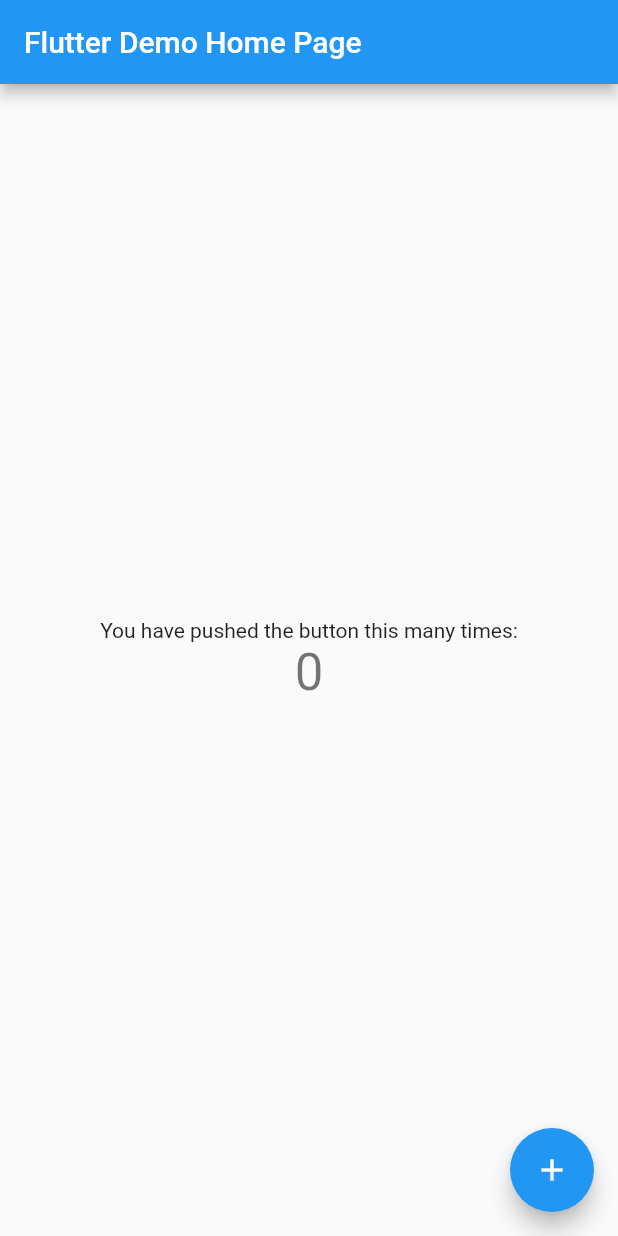
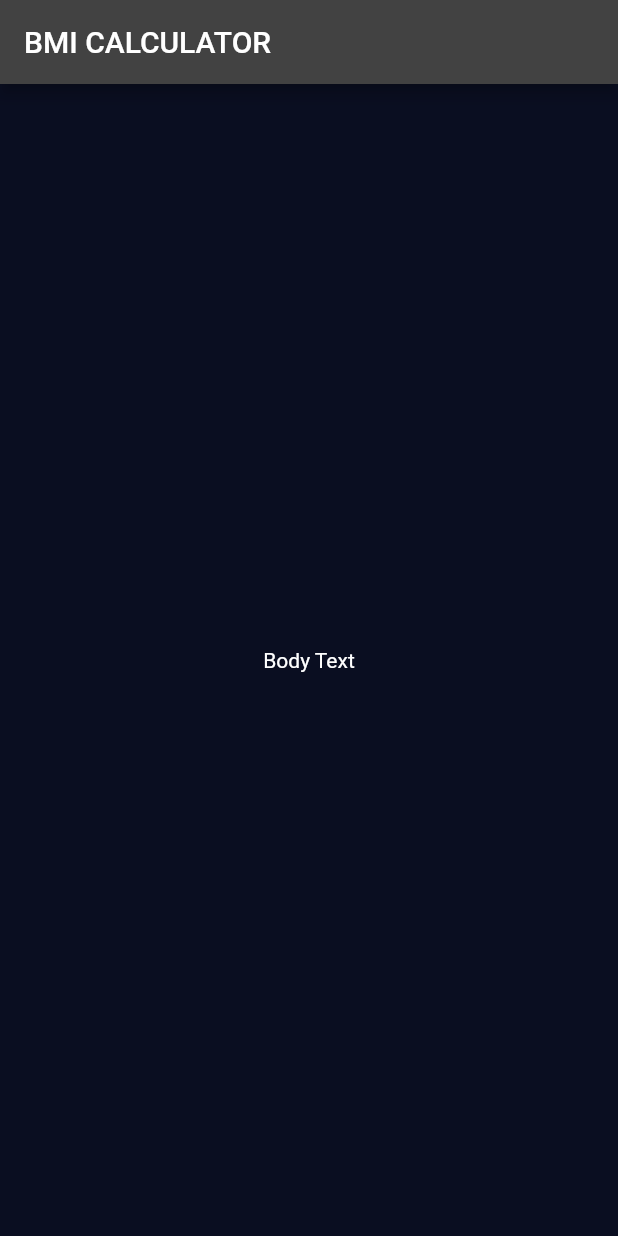
Before and after one commit to seunghonice/bmi_calculator_flutter, a Flutter app: the screen it shows after launch, on a phone screen of 412 x 824 dp. Run offline on Flutter 3.47's test engine with Material 2 defaults, Android fonts, the phone set to English and light mode, and no system bars.

Commit message:
feat: set home page

```diff
--- a/analysis_options.yaml
+++ b/analysis_options.yaml
@@ -22,8 +22,9 @@ linter:
   # `// ignore_for_file: name_of_lint` syntax on the line or in the file
   # producing the lint.
   rules:
-    # avoid_print: false  # Uncomment to disable the `avoid_print` rule
-    # prefer_single_quotes: true  # Uncomment to enable the `prefer_single_quotes` rule
+     avoid_print: false  # Uncomment to disable the `avoid_print` rule
+     prefer_single_quotes: true  # Uncomment to enable the `prefer_single_quotes` rule
+     prefer_const_constructors: false
 
 # Additional information about this file can be found at
 # https://dart.dev/guides/language/analysis-options
--- a/lib/main.dart
+++ b/lib/main.dart
@@ -1,115 +1,50 @@
 import 'package:flutter/material.dart';
 
 void main() {
-  runApp(const MyApp());
+  runApp(BMICalculator());
 }
 
-class MyApp extends StatelessWidget {
-  const MyApp({Key? key}) : super(key: key);
+class BMICalculator extends StatelessWidget {
+  const BMICalculator({Key? key}) : super(key: key);
 
-  // This widget is the root of your application.
   @override
   Widget build(BuildContext context) {
     return MaterialApp(
-      title: 'Flutter Demo',
-      theme: ThemeData(
-        // This is the theme of your application.
-        //
-        // Try running your application with "flutter run". You'll see the
-        // application has a blue toolbar. Then, without quitting the app, try
-        // changing the primarySwatch below to Colors.green and then invoke
-        // "hot reload" (press "r" in the console where you ran "flutter run",
-        // or simply save your changes to "hot reload" in a Flutter IDE).
-        // Notice that the counter didn't reset back to zero; the application
-        // is not restarted.
-        primarySwatch: Colors.blue,
+      theme: ThemeData.dark().copyWith(
+        primaryColor: Color(0xFF0A0E21),
+        scaffoldBackgroundColor: Color(0xFF0A0E21),
       ),
-      home: const MyHomePage(title: 'Flutter Demo Home Page'),
+      home: InputPage(),
     );
   }
 }
 
-class MyHomePage extends StatefulWidget {
-  const MyHomePage({Key? key, required this.title}) : super(key: key);
-
-  // This widget is the home page of your application. It is stateful, meaning
-  // that it has a State object (defined below) that contains fields that affect
-  // how it looks.
-
-  // This class is the configuration for the state. It holds the values (in this
-  // case the title) provided by the parent (in this case the App widget) and
-  // used by the build method of the State. Fields in a Widget subclass are
-  // always marked "final".
-
-  final String title;
+class InputPage extends StatefulWidget {
+  const InputPage({Key? key}) : super(key: key);
 
   @override
-  State<MyHomePage> createState() => _MyHomePageState();
+  State<InputPage> createState() => _InputPageState();
 }
 
-class _MyHomePageState extends State<MyHomePage> {
-  int _counter = 0;
+class _InputPageState extends State<InputPage> {
+  @override
+  Widget build(BuildContext context) {
+    return Scaffold(
+      appBar: AppBar(
+        title: Text('BMI CALCULATOR'),
+      ),
+      body: Center(
+        child: Text('Body Text'),
+      ),
+    );
+  }
+}
 
-  void _incrementCounter() {
-    setState(() {
-      // This call to setState tells the Flutter framework that something has
-      // changed in this State, which causes it to rerun the build method below
-      // so that the display can reflect the updated values. If we changed
-      // _counter without calling setState(), then the build method would not be
-      // called again, and so nothing would appear to happen.
-      _counter++;
-    });
-  }
+class MyTheme extends StatelessWidget {
+  const MyTheme({Key? key}) : super(key: key);
 
   @override
   Widget build(BuildContext context) {
-    // This method is rerun every time setState is called, for instance as done
-    // by the _incrementCounter method above.
-    //
-    // The Flutter framework has been optimized to make rerunning build methods
-    // fast, so that you can just rebuild anything that needs updating rather
-    // than having to individually change instances of widgets.
-    return Scaffold(
-      appBar: AppBar(
-        // Here we take the value from the MyHomePage object that was created by
-        // the App.build method, and use it to set our appbar title.
-        title: Text(widget.title),
-      ),
-      body: Center(
-        // Center is a layout widget. It takes a single child and positions it
-        // in the middle of the parent.
-        child: Column(
-          // Column is also a layout widget. It takes a list of children and
-          // arranges them vertically. By default, it sizes itself to fit its
-          // children horizontally, and tries to be as tall as its parent.
-          //
-          // Invoke "debug painting" (press "p" in the console, choose the
-          // "Toggle Debug Paint" action from the Flutter Inspector in Android
-          // Studio, or the "Toggle Debug Paint" command in Visual Studio Code)
-          // to see the wireframe for each widget.
-          //
-          // Column has various properties to control how it sizes itself and
-          // how it positions its children. Here we use mainAxisAlignment to
-          // center the children vertically; the main axis here is the vertical
-          // axis because Columns are vertical (the cross axis would be
-          // horizontal).
-          mainAxisAlignment: MainAxisAlignment.center,
-          children: <Widget>[
-            const Text(
-              'You have pushed the button this many times:',
-            ),
-            Text(
-              '$_counter',
-              style: Theme.of(context).textTheme.headline4,
-            ),
-          ],
-        ),
-      ),
-      floatingActionButton: FloatingActionButton(
-        onPressed: _incrementCounter,
-        tooltip: 'Increment',
-        child: const Icon(Icons.add),
-      ), // This trailing comma makes auto-formatting nicer for build methods.
-    );
+    return Container();
   }
 }
```
